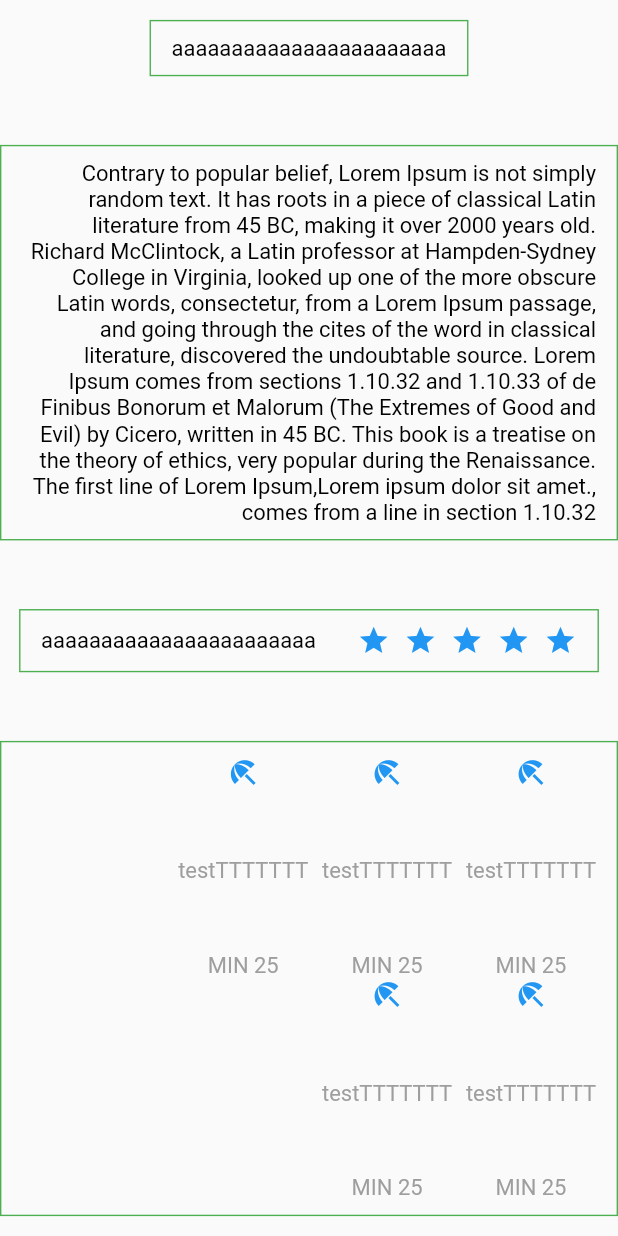
After one commit to hosnatadayoni/drag_element, a Flutter app: the screen it shows after launch, scrolled down 461 dp, after a tap on "go to test 2 page", on a phone screen of 412 x 824 dp. The commit adds this screen. Run offline on Flutter 3.47's test engine with Material 2 defaults, Android fonts, the phone set to English and light mode, and no system bars; our stand-ins replace flutter_svg, get, responsive_framework; Roboto replaces fonts that are missing (IRANSanse).

Commit message:
1404/4/21

```diff
--- /dev/null
+++ b/lib/Logic/Models/deCenter.dart
@@ -0,0 +1,17 @@
+import 'package:flutter/cupertino.dart';
+
+class DeCenterModel {
+  Widget? child;
+
+  DeCenterModel({required this.child});
+
+  DeCenterModel.fromJson(Map<String, dynamic> json) {
+    child = json['child'];
+  }
+
+  Map<String, dynamic> toJson() {
+    final Map<String, dynamic> data = new Map<String, dynamic>();
+    data['child'] = this.child;
+    return data;
+  }
+}
--- /dev/null
+++ b/lib/Logic/Models/deExpanded.dart
@@ -0,0 +1,17 @@
+import 'package:flutter/cupertino.dart';
+
+class DeExpandedModel {
+  Widget? child;
+
+  DeExpandedModel({required this.child});
+
+  DeExpandedModel.fromJson(Map<String, dynamic> json) {
+    child = json['child'];
+  }
+
+  Map<String, dynamic> toJson() {
+    final Map<String, dynamic> data = new Map<String, dynamic>();
+    data['child'] = this.child;
+    return data;
+  }
+}
--- /dev/null
+++ b/lib/Logic/Models/deIcon.dart
@@ -0,0 +1,28 @@
+import 'package:drag_element/Public/styles.dart';
+import 'package:flutter/cupertino.dart';
+
+class DeIconModel {
+  IconData? icon;
+  Color? iconColor;
+  double? size;
+
+  DeIconModel({
+    required this.icon,
+    required this.iconColor,
+    this.size,
+  });
+
+  DeIconModel.fromJson(Map<String, dynamic> json) {
+    icon = json['icon'];
+    iconColor = json['iconColor'];
+    size = json['size'];
+  }
+
+  Map<String, dynamic> toJson() {
+    final Map<String, dynamic> data = new Map<String, dynamic>();
+    data['icon'] = this.icon;
+    data['iconColor'] = this.iconColor;
+    data['size'] = this.size;
+    return data;
+  }
+}
--- /dev/null
+++ b/lib/Logic/Models/deStack.dart
@@ -0,0 +1,20 @@
+import 'package:flutter/cupertino.dart';
+
+class DeStackModel {
+  List<Widget>? children;
+  AlignmentGeometry? alignment;
+
+  DeStackModel({required this.children, this.alignment = Alignment.topRight});
+
+  DeStackModel.fromJson(Map<String, dynamic> json) {
+    children = json['children'];
+    alignment = json['alignment'];
+  }
+
+  Map<String, dynamic> toJson() {
+    final Map<String, dynamic> data = new Map<String, dynamic>();
+    data['children'] = this.children;
+    data['alignment'] = this.alignment;
+    return data;
+  }
+}
--- /dev/null
+++ b/lib/UI/Componenets/deCenter.dart
@@ -0,0 +1,15 @@
+import 'package:drag_element/Logic/Models/deCenter.dart';
+import 'package:flutter/cupertino.dart';
+import 'package:flutter/material.dart';
+
+class DeCenter extends StatelessWidget {
+  DeCenterModel centerModel;
+  DeCenter({required this.centerModel});
+
+  @override
+  Widget build(BuildContext context) {
+    return Center(
+      child: this.centerModel.child,
+    );
+  }
+}
--- a/lib/UI/Componenets/deColumnContainer.dart
+++ b/lib/UI/Componenets/deColumnContainer.dart
@@ -5,9 +5,12 @@ class DeColumnContainer extends StatelessWidget {
 
   @override
   Widget build(BuildContext context) {
-    return Column(
-      crossAxisAlignment: CrossAxisAlignment.start,
-      children: children,
+    return IntrinsicHeight(
+      child: Column(
+        crossAxisAlignment: CrossAxisAlignment.start,
+        mainAxisSize: MainAxisSize.min,
+        children: children,
+      ),
     );
   }
 }
--- /dev/null
+++ b/lib/UI/Componenets/deExpanded.dart
@@ -0,0 +1,12 @@
+import 'package:drag_element/Logic/Models/deExpanded.dart';
+import 'package:flutter/cupertino.dart';
+
+class DeExpanded extends StatelessWidget {
+  DeExpandedModel expandedModel;
+  DeExpanded({required this.expandedModel});
+
+  @override
+  Widget build(BuildContext context) {
+    return Expanded(child: this.expandedModel.child!);
+  }
+}
--- /dev/null
+++ b/lib/UI/Componenets/deIcon.dart
@@ -0,0 +1,16 @@
+import 'package:drag_element/Logic/Models/deIcon.dart';
+import 'package:flutter/cupertino.dart';
+import 'package:flutter/material.dart';
+class DeIcon extends StatelessWidget {
+  DeIconModel iconModel;
+  DeIcon({required this.iconModel});
+
+  @override
+  Widget build(BuildContext context) {
+    return Icon(
+      iconModel.icon,
+      color: iconModel.iconColor,
+      size: iconModel.size,
+    );
+  }
+}
--- /dev/null
+++ b/lib/UI/Componenets/deStack.dart
@@ -0,0 +1,17 @@
+import 'package:drag_element/Logic/Models/deStack.dart';
+import 'package:flutter/cupertino.dart';
+
+class DeStack extends StatelessWidget {
+  DeStackModel stackModel;
+
+  DeStack({required this.stackModel});
+
+  @override
+  Widget build(BuildContext context) {
+    return Stack(
+      clipBehavior: Clip.none,
+      alignment: stackModel.alignment!,
+      children: stackModel.children!,
+    );
+  }
+}
--- a/lib/UI/Views/test.dart
+++ b/lib/UI/Views/test.dart
@@ -1,17 +1,27 @@
 import 'package:drag_element/Logic/Models/deBtn.dart';
+import 'package:drag_element/Logic/Models/deCenter.dart';
 import 'package:drag_element/Logic/Models/deDivider.dart';
+import 'package:drag_element/Logic/Models/deExpanded.dart';
+import 'package:drag_element/Logic/Models/deIcon.dart';
 import 'package:drag_element/Logic/Models/deImg.dart';
 import 'package:drag_element/Logic/Models/deInput.dart';
 import 'package:drag_element/Logic/Models/deSizedBox.dart';
+import 'package:drag_element/Logic/Models/deStack.dart';
 import 'package:drag_element/Logic/Models/deText.dart';
 import 'package:drag_element/Public/images.dart';
+import 'package:drag_element/UI/Componenets/deCenter.dart';
 import 'package:drag_element/UI/Componenets/deContainer.dart';
 import 'package:drag_element/UI/Componenets/deDivider.dart';
+import 'package:drag_element/UI/Componenets/deExpanded.dart';
+import 'package:drag_element/UI/Componenets/deIcon.dart';
 import 'package:drag_element/UI/Componenets/deImg.dart';
 import 'package:drag_element/UI/Componenets/deInput.dart';
 import 'package:drag_element/UI/Componenets/deSizedBox.dart';
+import 'package:drag_element/UI/Componenets/deStack.dart';
 import 'package:drag_element/UI/Componenets/deText.dart';
+import 'package:drag_element/UI/Views/test2.dart';
 import 'package:flutter/material.dart';
+import 'package:get/get.dart';
 import '../Componenets/deBtn.dart';
 
 class TestPage extends StatelessWidget {
@@ -104,6 +114,119 @@ class TestPage extends StatelessWidget {
                   borderColor: Colors.red,
                 ),
               ),
+              DeSizedBox(
+                  SizedBoxModel: DeSizedBoxModel(
+                height: 20,
+              )),
+              DeIcon(
+                iconModel: DeIconModel(
+                  icon: Icons.beach_access,
+                  iconColor: Colors.blue,
+                ),
+              ),
+              DeSizedBox(
+                  SizedBoxModel: DeSizedBoxModel(
+                height: 20,
+              )),
+              DeCenter(
+                centerModel: DeCenterModel(
+                    child: Container(
+                  width: 50,
+                  height: 50,
+                  color: Colors.yellow,
+                )),
+              ),
+              DeSizedBox(
+                  SizedBoxModel: DeSizedBoxModel(
+                height: 20,
+              )),
+              DeStack(
+                stackModel:
+                    DeStackModel(alignment: Alignment.bottomLeft, children: [
+                  Container(
+                    width: 50,
+                    height: 50,
+                    color: Colors.yellow,
+                  ),
+                  DeIcon(
+                    iconModel: DeIconModel(
+                      icon: Icons.beach_access,
+                      iconColor: Colors.blue,
+                    ),
+                  ),
+                ]),
+              ),
+              DeSizedBox(
+                  SizedBoxModel: DeSizedBoxModel(
+                height: 20,
+              )),
+              DeContainer(
+                children: [
+                  Container(
+                    child: Center(
+                      child: Text(
+                        'First widget',
+                        style: TextStyle(
+                          color: Colors.white,
+                        ),
+                      ),
+                    ),
+                    color: Colors.blue,
+                    height: 200,
+                    width: 100,
+                  ),
+                  DeExpanded(
+                    expandedModel: DeExpandedModel(
+                      child: Container(
+                        child: Center(
+                          child: Text(
+                            'Second widget',
+                            style: TextStyle(
+                              color: Colors.white,
+                            ),
+                          ),
+                        ),
+                        color: Colors.amber,
+                        height: 200,
+                      ),
+                    ),
+                  ),
+                  Container(
+                    child: Center(
+                      child: Text(
+                        'Third widget',
+                        style: TextStyle(
+                          color: Colors.white,
+                        ),
+                      ),
+                    ),
+                    color: Colors.pink,
+                    height: 200,
+                    width: 100,
+                  ),
+                ],
+              ),
+              DeSizedBox(
+                  SizedBoxModel: DeSizedBoxModel(
+                height: 20,
+              )),
+              DeBtn(
+                btnModel: DeBtnModel(
+                  content: DeText(
+                    model: DeTextModel(
+                      text: "go to test 2 page",
+                      fontSize: 16,
+                      color: Colors.black,
+                    ),
+                  ),
+                  onPressed: () {
+                    Get.to(() => Test2Page());
+                  },
+                  radius: 5,
+                  backgroundColor: Colors.red,
+                  borderColor: Colors.red,
+                ),
+              ),
             ],
           ),
         ),
--- /dev/null
+++ b/lib/UI/Views/test2.dart
@@ -0,0 +1,167 @@
+import 'package:drag_element/Logic/Models/deCenter.dart';
+import 'package:drag_element/Logic/Models/deIcon.dart';
+import 'package:drag_element/Logic/Models/deSizedBox.dart';
+import 'package:drag_element/Logic/Models/deText.dart';
+import 'package:drag_element/UI/Componenets/deCenter.dart';
+import 'package:drag_element/UI/Componenets/deContainer.dart';
+import 'package:drag_element/UI/Componenets/deIcon.dart';
+import 'package:drag_element/UI/Componenets/deSizedBox.dart';
+import 'package:drag_element/UI/Componenets/deText.dart';
+import 'package:flutter/cupertino.dart';
+import 'package:flutter/material.dart';
+
+class Test2Page extends StatelessWidget {
+  const Test2Page({Key? key}) : super(key: key);
+
+  @override
+  Widget build(BuildContext context) {
+    return Scaffold(
+      body: DeCenter(
+          centerModel: DeCenterModel(
+              child: SingleChildScrollView(
+        child: Column(
+          children: [
+            IntrinsicWidth(
+              child: Container(
+                padding:
+                    EdgeInsets.only(left: 15, right: 15, top: 10, bottom: 10),
+                decoration: BoxDecoration(
+                  border: Border.all(width: 1, color: Colors.green),
+                ),
+                child: DeCenter(
+                  centerModel: DeCenterModel(
+                    child: DeText(
+                      model: DeTextModel(
+                        text: "aaaaaaaaaaaaaaaaaaaaaaa",
+                        fontSize: 16,
+                        color: Colors.black,
+                      ),
+                    ),
+                  ),
+                ),
+              ),
+            ),
+            DeSizedBox(
+                SizedBoxModel: DeSizedBoxModel(
+              height: 50,
+            )),
+            IntrinsicWidth(
+              child: Container(
+                padding:
+                    EdgeInsets.only(left: 15, right: 15, top: 10, bottom: 10),
+                decoration: BoxDecoration(
+                  border: Border.all(width: 1, color: Colors.green),
+                ),
+                child: DeCenter(
+                  centerModel: DeCenterModel(
+                    child: DeText(
+                      model: DeTextModel(
+                        text:
+                            "Contrary to popular belief, Lorem Ipsum is not simply random text. It has roots in a piece of classical Latin literature from 45 BC, making it over 2000 years old. Richard McClintock, a Latin professor at Hampden-Sydney College in Virginia, looked up one of the more obscure Latin words, consectetur, from a Lorem Ipsum passage, and going through the cites of the word in classical literature, discovered the undoubtable source. Lorem Ipsum comes from sections 1.10.32 and 1.10.33 of de Finibus Bonorum et Malorum (The Extremes of Good and Evil) by Cicero, written in 45 BC. This book is a treatise on the theory of ethics, very popular during the Renaissance. The first line of Lorem Ipsum,Lorem ipsum dolor sit amet., comes from a line in section 1.10.32",
+                        fontSize: 16,
+                        color: Colors.black,
+                      ),
+                    ),
+                  ),
+                ),
+              ),
+            ),
+            DeSizedBox(
+                SizedBoxModel: DeSizedBoxModel(
+              height: 50,
+            )),
+            IntrinsicWidth(
+              child: Container(
+                  padding:
+                      EdgeInsets.only(left: 15, right: 15, top: 10, bottom: 10),
+                  decoration: BoxDecoration(
+                    border: Border.all(width: 1, color: Colors.green),
+                  ),
+                  child: Row(
+                    children: [
+                      Row(
+                        children: [
+                          for (var i = 0; i < 5; i++)
+                            Container(
+                              margin: EdgeInsets.only(left: 10),
+                              child: DeIcon(
+                                iconModel: DeIconModel(
+                                  icon: Icons.star,
+                                  iconColor: Colors.blue,
+                                ),
+                              ),
+                            ),
+                        ],
+                      ),
+                      DeSizedBox(
+                          SizedBoxModel: DeSizedBoxModel(
+                        width: 20,
+                      )),
+                      DeText(
+                        model: DeTextModel(
+                          text: "aaaaaaaaaaaaaaaaaaaaaaa",
+                          fontSize: 16,
+                          color: Colors.black,
+                        ),
+                      ),
+                    ],
+                  )),
+            ),
+            DeSizedBox(
+                SizedBoxModel: DeSizedBoxModel(
+              height: 50,
+            )),
+            IntrinsicWidth(
+              child: Container(
+                  padding:
+                      EdgeInsets.only(left: 15, right: 15, top: 10, bottom: 10),
+                  decoration: BoxDecoration(
+                    border: Border.all(width: 1, color: Colors.green),
+                  ),
+                  child: Wrap(
+                    children: [
+                      for (var i = 0; i < 5; i++)
+                        Container(
+                          margin: EdgeInsets.only(left: 10),
+                          child: Column(
+                            children: [
+                              DeIcon(
+                                iconModel: DeIconModel(
+                                  icon: Icons.beach_access,
+                                  iconColor: Colors.blue,
+                                ),
+                              ),
+                              DeSizedBox(
+                                  SizedBoxModel: DeSizedBoxModel(
+                                    height: 50,
+                                  )),
+                              DeText(
+                                model: DeTextModel(
+                                  text: "testTTTTTTT",
+                                  fontSize: 16,
+                                  color: Colors.grey,
+                                ),
+                              ),
+                              DeSizedBox(
+                                  SizedBoxModel: DeSizedBoxModel(
+                                    height: 50,
+                                  )),
+                              DeText(
+                                model: DeTextModel(
+                                  text: "25 MIN",
+                                  fontSize: 16,
+                                  color: Colors.grey,
+                                ),
+                              ),
+                            ],
+                          ),
+                        ),
+                    ],
+                  )),
+            ),
+          ],
+        ),
+      ))),
+    );
+  }
+}
```
